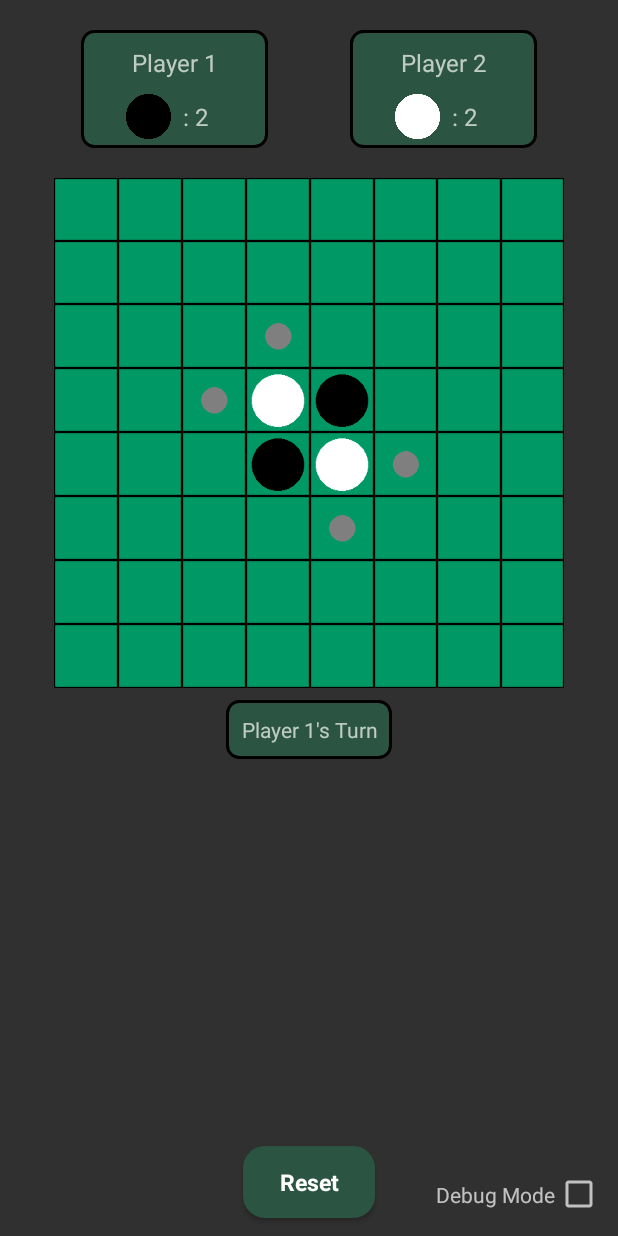
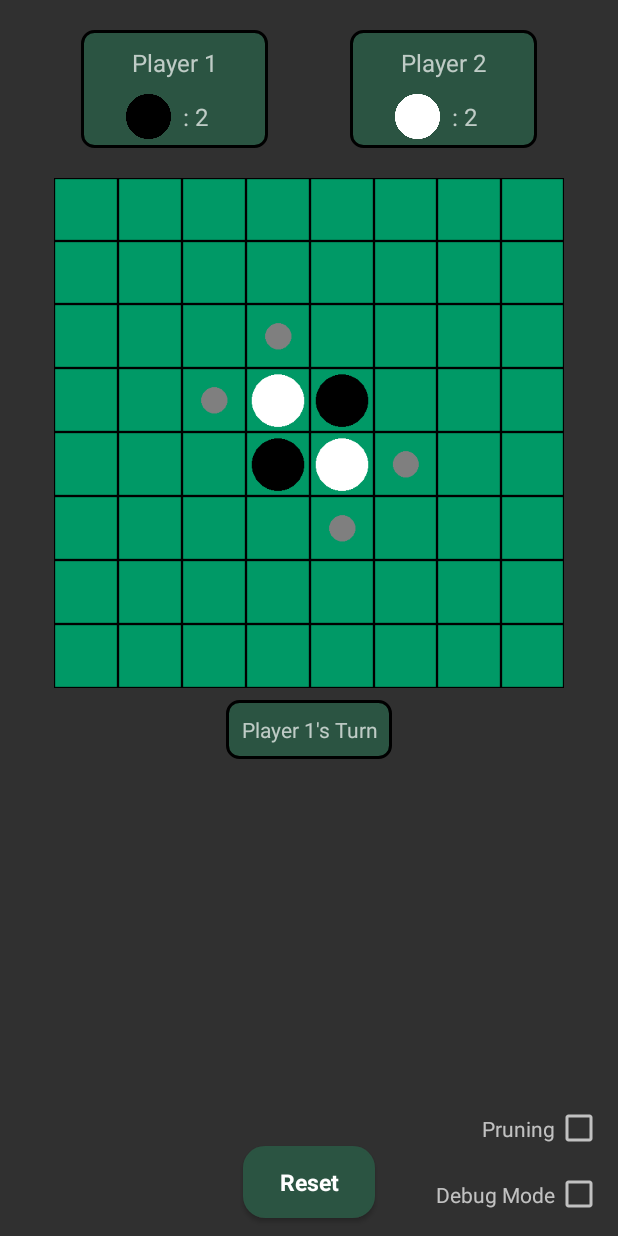
Before and after one commit to GenericSkybox/CSC-475-Projects, an Android app: the GameActivity screen opened directly, with no data from a screen before it, on a phone screen of 412 x 824 dp. Run offline under Robolectric (Android 15) with nearby library versions, the phone set to English and light mode, and no system bars.

Commit message:
Othello program is complete. Alpha-beta pruning is done and commented. In fact, the whole program is fully commented.

```diff
--- a/Othello App/app/src/main/res/layout/activity_game.xml
+++ b/Othello App/app/src/main/res/layout/activity_game.xml
@@ -425,6 +425,28 @@
         app:layout_constraintRight_toRightOf="parent"/>
 
     <TextView
+        android:id="@+id/pruning_text"
+        android:layout_width="wrap_content"
+        android:layout_height="wrap_content"
+
+        android:text="@string/pruning"
+
+        app:layout_constraintTop_toTopOf="@+id/pruning_check"
+        app:layout_constraintBottom_toBottomOf="@+id/pruning_check"
+        app:layout_constraintRight_toLeftOf="@+id/pruning_check"/>
+
+    <CheckBox
+        android:id="@+id/pruning_check"
+        android:layout_width="wrap_content"
+        android:layout_height="wrap_content"
+        android:layout_marginBottom="12dp"
+        android:layout_marginEnd="10dp"
+
+        app:layout_constraintBottom_toTopOf="@+id/debug_check"
+        app:layout_constraintRight_toRightOf="parent"
+        />
+
+    <TextView
         android:id="@+id/debug_text"
         android:layout_width="wrap_content"
         android:layout_height="wrap_content"
--- a/Othello App/app/src/main/res/values/strings.xml
+++ b/Othello App/app/src/main/res/values/strings.xml
@@ -10,12 +10,18 @@
     <string name="play_against_ai">Play Against\nAI</string>
     <string name="play_against_player">Play Against\nPlayer</string>
 
+    <string name="no_really">No really. There\'s no Settings page.</string>
     <string name="not_implemented">This feature is not yet implemented.</string>
+
+    <string name="one_more">Tap one more time. I dare you.</string>
+
+    <string name="pruning">Pruning</string>
 
     <string name="random">Random</string>
     <string name="reset">Reset</string>
 
     <string name="settings">Settings</string>
+    <string name="stop_tapping">Seriously. Stop tapping this button.</string>
 
     <string name="white">White</string>
 </resources>
--- a/Othello App/build.gradle
+++ b/Othello App/build.gradle
@@ -7,7 +7,7 @@ buildscript {
         jcenter()
     }
     dependencies {
-        classpath 'com.android.tools.build:gradle:3.2.0'
+        classpath 'com.android.tools.build:gradle:3.2.1'
 
 
         // NOTE: Do not place your application dependencies here; they belong
```
Also changed, not shown: Othello App/app/src/main/java/com/newtechsys/othello/Activities/GameActivity.java (+150 -62 lines), Othello App/app/src/main/java/com/newtechsys/othello/Activities/MainMenuActivity.java (+19 -3 lines).
